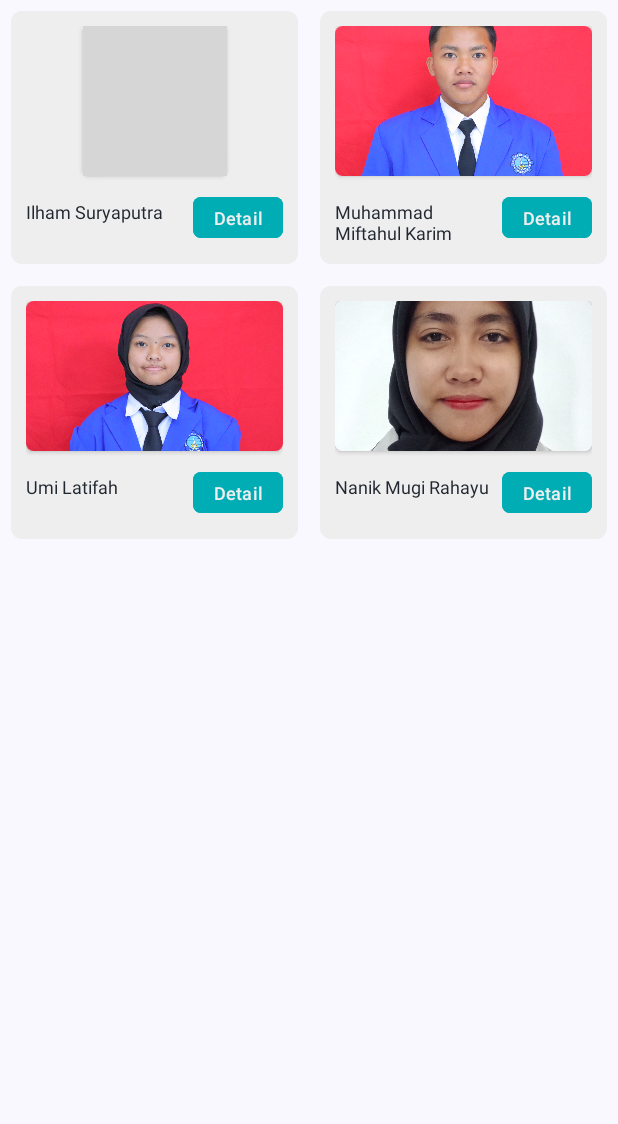
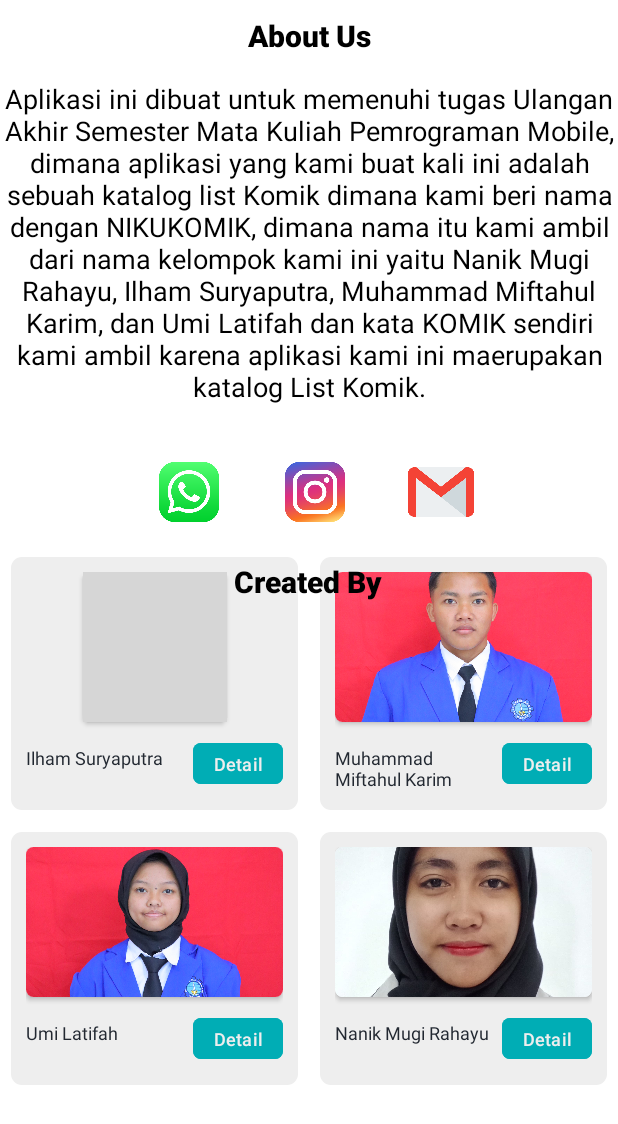
Before and after one commit to ilhamsuryap/list-komik-uas, an Android app: the fragment AboutFragment shown on its own in the app's theme, on a phone screen of 412 x 824 dp. Shown: the top 1124 px of the screen. Run offline under Robolectric (Android 15) with nearby library versions, the phone set to English and light mode, and no system bars; grey boxes are pictures that could not be loaded.

Commit message:
Halaman About

```diff
--- a/app/src/main/res/layout/activity_start.xml
+++ b/app/src/main/res/layout/activity_start.xml
@@ -12,7 +12,7 @@
     <TextView
         android:layout_width="wrap_content"
         android:layout_height="wrap_content"
-        android:text="@string/unik_komik"
+        android:text="NIKKOMIK"
         android:textSize="30sp"
         android:fontFamily="sans-serif-black"
         android:textColor="@color/purple"
--- a/app/src/main/res/layout/fragment_about.xml
+++ b/app/src/main/res/layout/fragment_about.xml
@@ -1,28 +1,107 @@
 <?xml version="1.0" encoding="utf-8"?>
 <FrameLayout xmlns:android="http://schemas.android.com/apk/res/android"
+    xmlns:app="http://schemas.android.com/apk/res-auto"
     xmlns:tools="http://schemas.android.com/tools"
     android:layout_width="match_parent"
     android:layout_height="match_parent"
-    xmlns:app="http://schemas.android.com/apk/res-auto"
+    android:background="@color/black"
     tools:context=".about.AboutFragment">
-
 
     <androidx.constraintlayout.widget.ConstraintLayout
         android:id="@+id/main"
-        android:backgroundTint="@color/black"
         android:layout_width="match_parent"
         android:layout_height="match_parent"
-        tools:context=".MahaSiswa.MahasiswaActivity">
+        android:background="@color/white"
+        tools:context=".about.AboutFragment">
+
 
         <androidx.recyclerview.widget.RecyclerView
             android:id="@+id/rv_kelompok"
-            tools:listitem="@layout/layout_profile"
-            android:scrollbars="vertical"
             android:layout_width="match_parent"
             android:layout_height="match_parent"
+            android:layout_marginTop="364dp"
             app:layoutManager="androidx.recyclerview.widget.GridLayoutManager"
+            app:layout_constraintTop_toBottomOf="@+id/textView4"
             app:spanCount="2"
-            tools:ignore="MissingConstraints"/>
+            tools:ignore="MissingConstraints"
+            tools:layout_editor_absoluteX="-25dp"
+            tools:listitem="@layout/layout_profile" />
+
+        <TextView
+            android:id="@+id/textView2"
+            android:layout_width="wrap_content"
+            android:layout_height="wrap_content"
+            android:layout_marginTop="10dp"
+            android:color="@color/white"
+            android:fontFamily="sans-serif-black"
+            android:text="About Us"
+            android:textColor="@color/black"
+            android:textSize="20sp"
+            app:layout_constraintEnd_toEndOf="parent"
+            app:layout_constraintStart_toStartOf="parent"
+            app:layout_constraintTop_toTopOf="parent" />
+
+        <TextView
+            android:id="@+id/textView3"
+            android:layout_width="wrap_content"
+            android:layout_height="wrap_content"
+            android:layout_marginTop="16dp"
+            android:text="Aplikasi ini dibuat untuk memenuhi tugas Ulangan Akhir Semester Mata Kuliah Pemrograman Mobile, dimana aplikasi yang kami buat kali ini adalah sebuah katalog list Komik dimana kami beri nama dengan NIKUKOMIK, dimana nama itu kami ambil dari nama kelompok kami ini yaitu Nanik Mugi Rahayu, Ilham Suryaputra, Muhammad Miftahul Karim, dan Umi Latifah dan kata KOMIK sendiri kami ambil karena aplikasi kami ini maerupakan katalog List Komik."
+            android:textAlignment="center"
+            android:textColor="@color/black"
+            android:textSize="18sp"
+            app:layout_constraintEnd_toEndOf="parent"
+            app:layout_constraintHorizontal_bias="0.0"
+            app:layout_constraintStart_toStartOf="parent"
+            app:layout_constraintTop_toBottomOf="@+id/textView2" />
+
+        <TextView
+            android:id="@+id/textView4"
+            android:layout_width="wrap_content"
+            android:layout_height="wrap_content"
+            android:layout_marginTop="104dp"
+            android:fontFamily="sans-serif-black"
+            android:text="Created By"
+            android:textColor="@color/black"
+            android:textSize="20sp"
+            app:layout_constraintEnd_toEndOf="parent"
+            app:layout_constraintHorizontal_bias="0.498"
+            app:layout_constraintStart_toStartOf="parent"
+            app:layout_constraintTop_toBottomOf="@+id/textView3" />
+
+        <ImageView
+            android:id="@+id/imageView1"
+            android:layout_width="44dp"
+            android:layout_height="44dp"
+            android:layout_marginTop="36dp"
+            android:layout_marginEnd="40dp"
+            android:src="@drawable/wa"
+            app:layout_constraintEnd_toStartOf="@+id/imageView2"
+            app:layout_constraintHorizontal_bias="1.0"
+            app:layout_constraintStart_toStartOf="parent"
+            app:layout_constraintTop_toBottomOf="@+id/textView3" />
+
+        <ImageView
+            android:id="@+id/imageView2"
+            android:layout_width="44dp"
+            android:layout_height="44dp"
+            android:layout_marginTop="36dp"
+            android:layout_marginEnd="40dp"
+            android:src="@drawable/ig"
+            app:layout_constraintEnd_toEndOf="parent"
+            app:layout_constraintEnd_toStartOf="@+id/imageView3"
+            app:layout_constraintTop_toBottomOf="@+id/textView3" />
+
+        <ImageView
+            android:id="@+id/imageView3"
+            android:layout_width="44dp"
+            android:layout_height="44dp"
+            android:layout_marginTop="36dp"
+            android:layout_marginEnd="96dp"
+            android:src="@drawable/gmail"
+            app:layout_constraintEnd_toEndOf="parent"
+            app:layout_constraintTop_toBottomOf="@+id/textView3" />
+
 
     </androidx.constraintlayout.widget.ConstraintLayout>
 
```
Also changed, not shown: app/src/main/res/drawable/gmail.png (added), app/src/main/res/drawable/ig.png (added), app/src/main/res/drawable/wa.png (added).
